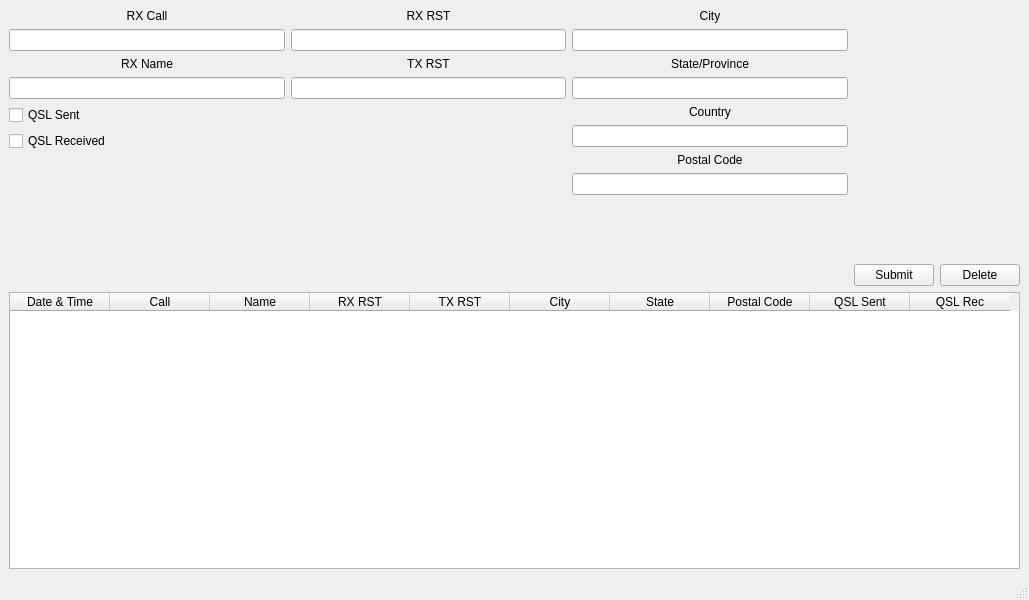
Old version of the form ui/mainwindow.ui in the repository minorsecond/MiniHamLog.
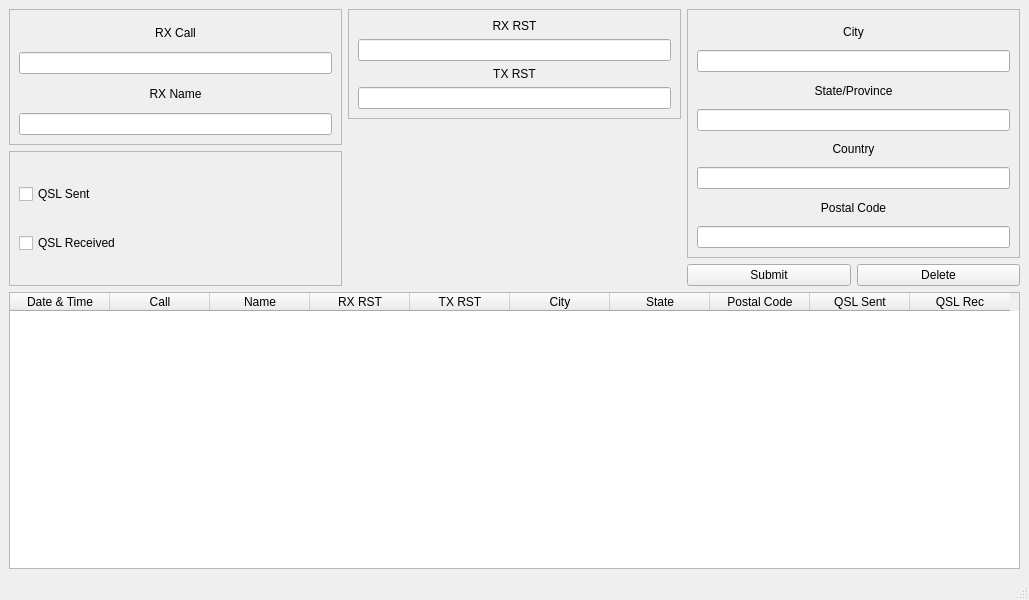
New version of the form.

Commit message: UI with frames

The edit to the form file:
```diff
--- a/ui/mainwindow.ui
+++ b/ui/mainwindow.ui
@@ -22,6 +22,15 @@
         <item>
          <layout class="QVBoxLayout" name="verticalLayout_8">
           <item>
+           <widget class="QFrame" name="frame">
+            <property name="frameShape">
+             <enum>QFrame::StyledPanel</enum>
+            </property>
+            <property name="frameShadow">
+             <enum>QFrame::Raised</enum>
+            </property>
+            <layout class="QGridLayout" name="gridLayout_3">
+             <item row="0" column="0">
            <widget class="QLabel" name="label">
             <property name="text">
              <string>RX Call</string>
@@ -31,10 +40,7 @@
             </property>
            </widget>
           </item>
-          <item>
-           <widget class="QLineEdit" name="rxCallEntry"/>
-          </item>
-          <item>
+             <item row="2" column="0">
            <widget class="QLabel" name="rxNameLabel">
             <property name="text">
              <string>RX Name</string>
@@ -44,44 +50,65 @@
             </property>
            </widget>
           </item>
-          <item>
+             <item row="1" column="0">
+              <widget class="QLineEdit" name="rxCallEntry"/>
+             </item>
+             <item row="3" column="0">
            <widget class="QLineEdit" name="rxNameEntry"/>
           </item>
-          <item>
-           <widget class="QCheckBox" name="qslSentCheck">
-            <property name="text">
-             <string>QSL Sent</string>
-            </property>
+            </layout>
            </widget>
           </item>
           <item>
+           <widget class="QFrame" name="frame_2">
+            <property name="frameShape">
+             <enum>QFrame::StyledPanel</enum>
+            </property>
+            <property name="frameShadow">
+             <enum>QFrame::Raised</enum>
+            </property>
+            <layout class="QGridLayout" name="gridLayout_4">
+             <item row="1" column="0">
            <widget class="QCheckBox" name="qslRecdCheck">
             <property name="text">
              <string>QSL Received</string>
             </property>
            </widget>
           </item>
-          <item>
-           <layout class="QVBoxLayout" name="verticalLayout"/>
-          </item>
-          <item>
-           <spacer name="verticalSpacer">
-            <property name="orientation">
-             <enum>Qt::Vertical</enum>
-            </property>
-            <property name="sizeHint" stdset="0">
-             <size>
-              <width>20</width>
-              <height>40</height>
-             </size>
-            </property>
-           </spacer>
+             <item row="0" column="0">
+              <widget class="QCheckBox" name="qslSentCheck">
+               <property name="text">
+                <string>QSL Sent</string>
+               </property>
+              </widget>
+             </item>
+            </layout>
+           </widget>
           </item>
          </layout>
         </item>
         <item>
          <layout class="QVBoxLayout" name="verticalLayout_7">
           <item>
+           <widget class="QFrame" name="frame_3">
+            <property name="frameShape">
+             <enum>QFrame::StyledPanel</enum>
+            </property>
+            <property name="frameShadow">
+             <enum>QFrame::Raised</enum>
+            </property>
+            <layout class="QGridLayout" name="gridLayout_5">
+             <item row="2" column="0">
+              <widget class="QLabel" name="label_6">
+               <property name="text">
+                <string>TX RST</string>
+               </property>
+               <property name="alignment">
+                <set>Qt::AlignCenter</set>
+               </property>
+              </widget>
+             </item>
+             <item row="0" column="0">
            <widget class="QLabel" name="label_2">
             <property name="text">
              <string>RX RST</string>
@@ -91,24 +118,17 @@
             </property>
            </widget>
           </item>
-          <item>
+             <item row="1" column="0">
            <widget class="QLineEdit" name="rxRSTEntry"/>
           </item>
-          <item>
-           <widget class="QLabel" name="label_6">
-            <property name="text">
-             <string>TX RST</string>
-            </property>
-            <property name="alignment">
-             <set>Qt::AlignCenter</set>
-            </property>
-           </widget>
-          </item>
-          <item>
+             <item row="3" column="0">
            <widget class="QLineEdit" name="txRSTEdit"/>
           </item>
+            </layout>
+           </widget>
+          </item>
           <item>
-           <spacer name="verticalSpacer_2">
+           <spacer name="verticalSpacer">
             <property name="orientation">
              <enum>Qt::Vertical</enum>
             </property>
@@ -125,19 +145,18 @@
         <item>
          <layout class="QVBoxLayout" name="verticalLayout_4">
           <item>
-           <widget class="QLabel" name="label_3">
-            <property name="text">
-             <string>City</string>
+           <widget class="QFrame" name="frame_4">
+            <property name="frameShape">
+             <enum>QFrame::StyledPanel</enum>
             </property>
-            <property name="alignment">
-             <set>Qt::AlignCenter</set>
+            <property name="frameShadow">
+             <enum>QFrame::Raised</enum>
             </property>
-           </widget>
-          </item>
-          <item>
-           <widget class="QLineEdit" name="rxCityEntry"/>
-          </item>
-          <item>
+            <layout class="QGridLayout" name="gridLayout_6">
+             <item row="5" column="0">
+              <widget class="QLineEdit" name="rxCountryEntry"/>
+             </item>
+             <item row="2" column="0">
            <widget class="QLabel" name="label_4">
             <property name="text">
              <string>State/Province</string>
@@ -147,23 +166,7 @@
             </property>
            </widget>
           </item>
-          <item>
-           <widget class="QLineEdit" name="rxStateEntry"/>
-          </item>
-          <item>
-           <widget class="QLabel" name="label_5">
-            <property name="text">
-             <string>Country</string>
-            </property>
-            <property name="alignment">
-             <set>Qt::AlignCenter</set>
-            </property>
-           </widget>
-          </item>
-          <item>
-           <widget class="QLineEdit" name="rxCountryEntry"/>
-          </item>
-          <item>
+             <item row="6" column="0">
            <widget class="QLabel" name="label_7">
             <property name="text">
              <string>Postal Code</string>
@@ -173,39 +176,40 @@
             </property>
            </widget>
           </item>
-          <item>
+             <item row="0" column="0">
+              <widget class="QLabel" name="label_3">
+               <property name="text">
+                <string>City</string>
+               </property>
+               <property name="alignment">
+                <set>Qt::AlignCenter</set>
+               </property>
+              </widget>
+             </item>
+             <item row="4" column="0">
+              <widget class="QLabel" name="label_5">
+               <property name="text">
+                <string>Country</string>
+               </property>
+               <property name="alignment">
+                <set>Qt::AlignCenter</set>
+               </property>
+              </widget>
+             </item>
+             <item row="3" column="0">
+              <widget class="QLineEdit" name="rxStateEntry"/>
+             </item>
+             <item row="1" column="0">
+              <widget class="QLineEdit" name="rxCityEntry"/>
+             </item>
+             <item row="7" column="0">
            <widget class="QLineEdit" name="postalCodeEntry"/>
           </item>
-          <item>
-           <spacer name="verticalSpacer_3">
-            <property name="orientation">
-             <enum>Qt::Vertical</enum>
-            </property>
-            <property name="sizeHint" stdset="0">
-             <size>
-              <width>20</width>
-              <height>40</height>
-             </size>
-            </property>
-           </spacer>
-          </item>
-         </layout>
+            </layout>
+           </widget>
         </item>
         <item>
-         <layout class="QVBoxLayout" name="verticalLayout_6">
-          <item>
-           <spacer name="verticalSpacer_4">
-            <property name="orientation">
-             <enum>Qt::Vertical</enum>
-            </property>
-            <property name="sizeHint" stdset="0">
-             <size>
-              <width>20</width>
-              <height>40</height>
-             </size>
-            </property>
-           </spacer>
-          </item>
+           <layout class="QHBoxLayout" name="horizontalLayout_2">
           <item>
            <widget class="QPushButton" name="submitButton">
             <property name="text">
@@ -213,23 +217,6 @@
             </property>
            </widget>
           </item>
-         </layout>
-        </item>
-        <item>
-         <layout class="QVBoxLayout" name="verticalLayout_5">
-          <item>
-           <spacer name="verticalSpacer_5">
-            <property name="orientation">
-             <enum>Qt::Vertical</enum>
-            </property>
-            <property name="sizeHint" stdset="0">
-             <size>
-              <width>20</width>
-              <height>40</height>
-             </size>
-            </property>
-           </spacer>
-          </item>
           <item>
            <widget class="QPushButton" name="deleteButton">
             <property name="text">
@@ -238,6 +225,14 @@
            </widget>
           </item>
          </layout>
+          </item>
+         </layout>
+        </item>
+        <item>
+         <layout class="QVBoxLayout" name="verticalLayout_6"/>
+        </item>
+        <item>
+         <layout class="QVBoxLayout" name="verticalLayout_5"/>
         </item>
        </layout>
       </item>
```
Left out of the diff: 6 changed lines with no effect on the pictures. Lines whose indentation alone changed are shown as unchanged. The commit also changes 1 other file.
